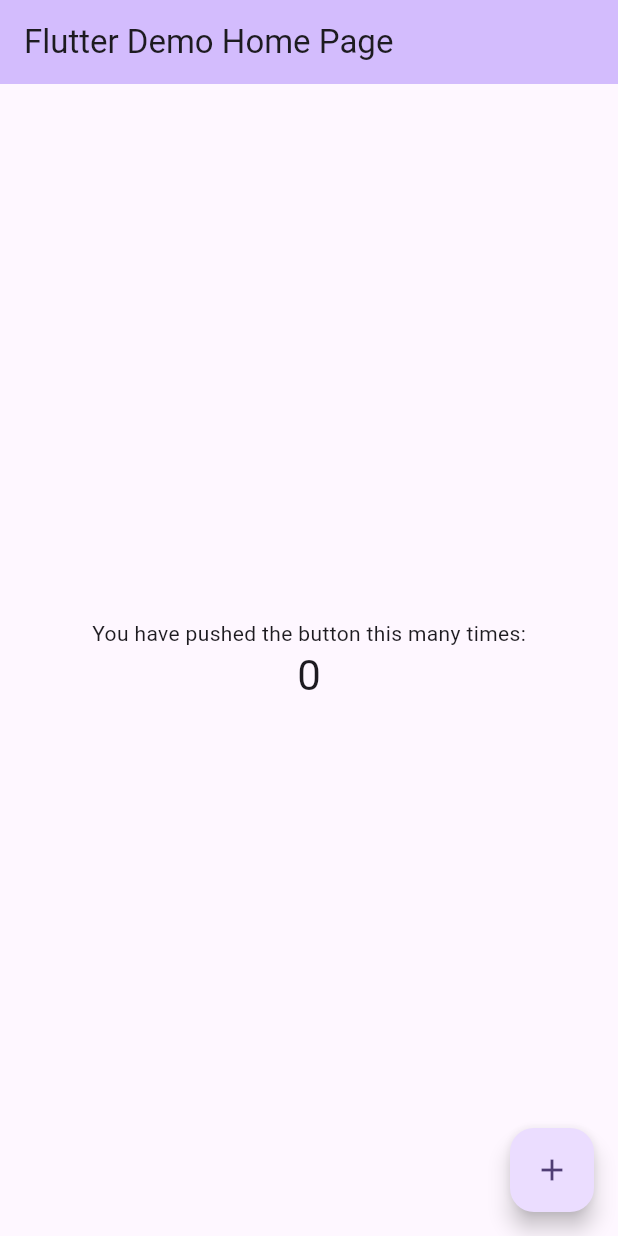
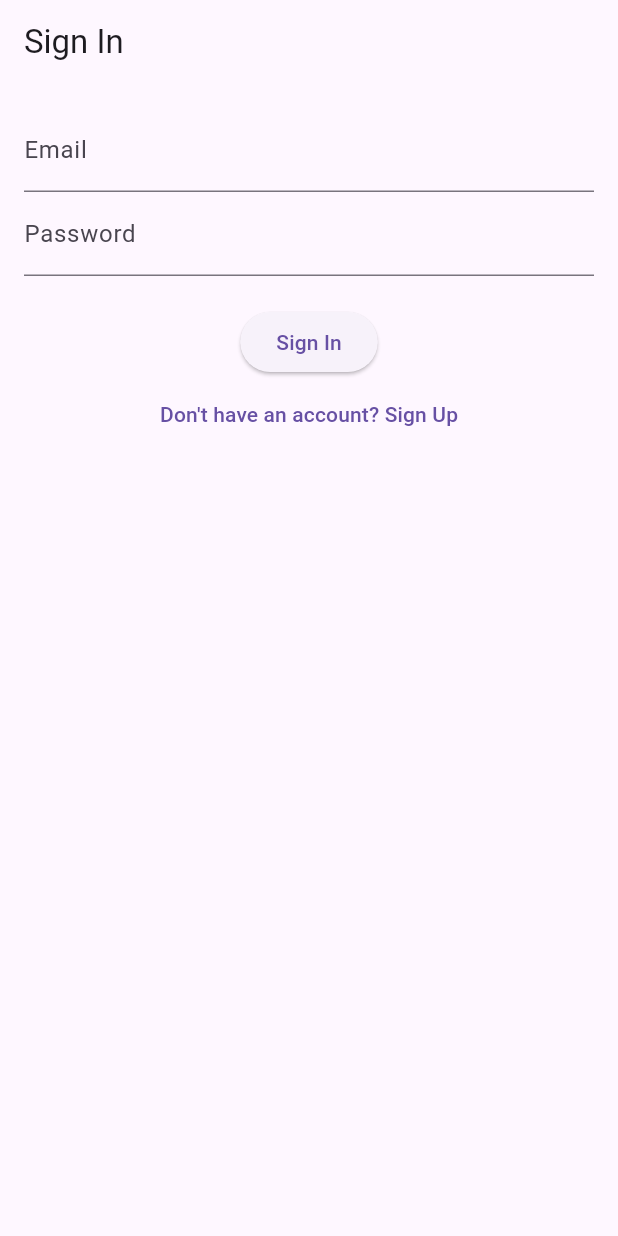
Before and after one commit to triciaarellano/moonlight, a Flutter app: the screen it shows after launch, on a phone screen of 412 x 824 dp. Run offline on Flutter 3.47's test engine with Material 3 defaults, Android fonts, the light colour scheme and no system bars.

Commit message:
Implement sign-in and sign-up functionality with navigation; update pubspec files for compatibility

```diff
--- a/lib/main.dart
+++ b/lib/main.dart
@@ -1,4 +1,5 @@
 import 'package:flutter/material.dart';
+import 'sign_in_page.dart';
 
 void main() {
   runApp(const MyApp());
@@ -7,116 +8,10 @@ void main() {
 class MyApp extends StatelessWidget {
   const MyApp({super.key});
 
-  // This widget is the root of your application.
   @override
   Widget build(BuildContext context) {
-    return MaterialApp(
-      title: 'Flutter Demo',
-      theme: ThemeData(
-        // This is the theme of your application.
-        //
-        // TRY THIS: Try running your application with "flutter run". You'll see
-        // the application has a purple toolbar. Then, without quitting the app,
-        // try changing the seedColor in the colorScheme below to Colors.green
-        // and then invoke "hot reload" (save your changes or press the "hot
-        // reload" button in a Flutter-supported IDE, or press "r" if you used
-        // the command line to start the app).
-        //
-        // Notice that the counter didn't reset back to zero; the application
-        // state is not lost during the reload. To reset the state, use hot
-        // restart instead.
-        //
-        // This works for code too, not just values: Most code changes can be
-        // tested with just a hot reload.
-        colorScheme: .fromSeed(seedColor: Colors.deepPurple),
-      ),
-      home: const MyHomePage(title: 'Flutter Demo Home Page'),
+    return const MaterialApp(
+      home: SignInPage(),
     );
   }
 }
-
-class MyHomePage extends StatefulWidget {
-  const MyHomePage({super.key, required this.title});
-
-  // This widget is the home page of your application. It is stateful, meaning
-  // that it has a State object (defined below) that contains fields that affect
-  // how it looks.
-
-  // This class is the configuration for the state. It holds the values (in this
-  // case the title) provided by the parent (in this case the App widget) and
-  // used by the build method of the State. Fields in a Widget subclass are
-  // always marked "final".
-
-  final String title;
-
-  @override
-  State<MyHomePage> createState() => _MyHomePageState();
-}
-
-class _MyHomePageState extends State<MyHomePage> {
-  int _counter = 0;
-
-  void _incrementCounter() {
-    setState(() {
-      // This call to setState tells the Flutter framework that something has
-      // changed in this State, which causes it to rerun the build method below
-      // so that the display can reflect the updated values. If we changed
-      // _counter without calling setState(), then the build method would not be
-      // called again, and so nothing would appear to happen.
-      _counter++;
-    });
-  }
-
-  @override
-  Widget build(BuildContext context) {
-    // This method is rerun every time setState is called, for instance as done
-    // by the _incrementCounter method above.
-    //
-    // The Flutter framework has been optimized to make rerunning build methods
-    // fast, so that you can just rebuild anything that needs updating rather
-    // than having to individually change instances of widgets.
-    return Scaffold(
-      appBar: AppBar(
-        // TRY THIS: Try changing the color here to a specific color (to
-        // Colors.amber, perhaps?) and trigger a hot reload to see the AppBar
-        // change color while the other colors stay the same.
-        backgroundColor: Theme.of(context).colorScheme.inversePrimary,
-        // Here we take the value from the MyHomePage object that was created by
-        // the App.build method, and use it to set our appbar title.
-        title: Text(widget.title),
-      ),
-      body: Center(
-        // Center is a layout widget. It takes a single child and positions it
-        // in the middle of the parent.
-        child: Column(
-          // Column is also a layout widget. It takes a list of children and
-          // arranges them vertically. By default, it sizes itself to fit its
-          // children horizontally, and tries to be as tall as its parent.
-          //
-          // Column has various properties to control how it sizes itself and
-          // how it positions its children. Here we use mainAxisAlignment to
-          // center the children vertically; the main axis here is the vertical
-          // axis because Columns are vertical (the cross axis would be
-          // horizontal).
-          //
-          // TRY THIS: Invoke "debug painting" (choose the "Toggle Debug Paint"
-          // action in the IDE, or press "p" in the console), to see the
-          // wireframe for each widget.
-          mainAxisAlignment: .center,
-          children: [
-            const Text('You have pushed the button this many times:'),
-            Text(
-              '$_counter',
-              style: Theme.of(context).textTheme.headlineMedium,
-            ),
-          ],
-        ),
-      ),
-      floatingActionButton: FloatingActionButton(
-        onPressed: _incrementCounter,
-        tooltip: 'Increment',
-        child: const Icon(Icons.add),
-      ),
-    );
-  }
-}
--- /dev/null
+++ b/lib/sign_in_page.dart
@@ -0,0 +1,59 @@
+import 'package:flutter/material.dart';
+import 'sign_up_page.dart';
+import 'home_page.dart';
+
+class SignInPage extends StatefulWidget {
+  const SignInPage({super.key});
+
+  @override
+  State<SignInPage> createState() {
+    return _SignInPageState();
+  }
+}
+
+class _SignInPageState extends State<SignInPage> {
+  final emailController = TextEditingController();
+  final passwordController = TextEditingController();
+
+  @override
+  Widget build(BuildContext context) {
+    return Scaffold(
+      appBar: AppBar(title: const Text('Sign In')),
+      body: Padding(
+        padding: const EdgeInsets.all(16),
+        child: Column(
+          children: [
+            TextField(
+              controller: emailController,
+              decoration: const InputDecoration(labelText: 'Email'),
+            ),
+            TextField(
+              controller: passwordController,
+              decoration: const InputDecoration(labelText: 'Password'),
+              obscureText: true,
+            ),
+            const SizedBox(height: 20),
+            ElevatedButton(
+              onPressed: () {
+                Navigator.pushReplacement(
+                  context,
+                  MaterialPageRoute(builder: (context) => const HomePage()),
+                );
+              },
+              child: const Text('Sign In'),
+            ),
+            TextButton(
+              onPressed: () {
+                Navigator.push(
+                  context,
+                  MaterialPageRoute(builder: (context) => const SignUpPage()),
+                );
+              },
+              child: const Text("Don't have an account? Sign Up"),
+            ),
+          ],
+        ),
+      ),
+    );
+  }
+}
--- a/pubspec.yaml
+++ b/pubspec.yaml
@@ -19,7 +19,7 @@ publish_to: 'none' # Remove this line if you wish to publish to pub.dev
 version: 1.0.0+1
 
 environment:
-  sdk: ^3.12.0-105.0.dev
+  sdk: '>=3.4.0 <4.0.0'
 
 # Dependencies specify other packages that your package needs in order to work.
 # To automatically upgrade your package dependencies to the latest versions
```
Also changed, not shown: lib/home_page.dart (added, +24 -0 lines), lib/sign_up_page.dart (added, +61 -0 lines), pubspec.lock.
